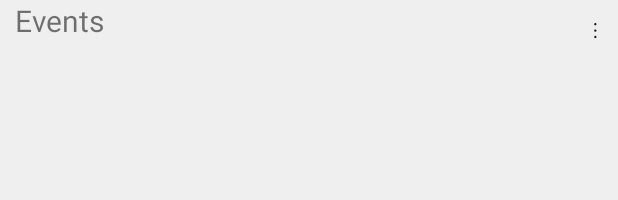
After one commit to mdg-iitr/cognizance19, an Android app: the layout reg_events_tab_list.xml on its own in the app's theme, with its tools: preview values and no code run, on a phone screen of 412 x 824 dp. The commit adds this screen. Shown: the top 200 px of the screen. Run offline under Robolectric (Android 15) with nearby library versions, the phone set to English and light mode, and no system bars.

Commit message:
Add My_Profile RegEventFragment

```diff
--- /dev/null
+++ b/app/src/main/res/layout/reg_events_tab_list.xml
@@ -0,0 +1,32 @@
+<?xml version="1.0" encoding="utf-8"?>
+<LinearLayout xmlns:android="http://schemas.android.com/apk/res/android"
+    xmlns:app="http://schemas.android.com/apk/res-auto"
+    xmlns:tools="http://schemas.android.com/tools"
+    android:layout_width="match_parent"
+    android:layout_height="match_parent"
+    android:orientation="horizontal"
+    android:background="@drawable/bg_gray"
+    android:layout_alignParentStart="true">
+
+    <TextView
+        android:layout_width="0dp"
+        android:layout_height="40dp"
+        android:layout_gravity="start"
+        android:layout_marginStart="10dp"
+        android:layout_marginTop="20dp"
+        android:id="@+id/reg_events_tab_RV_text"
+        android:layout_marginBottom="10dp"
+        android:layout_weight="1"
+        android:text="@string/events"
+        android:textAlignment="viewStart"
+        android:textSize="20sp" />
+
+    <Button
+        android:id="@+id/reg_events_tab_RV_button"
+        android:layout_width="30dp"
+        android:layout_height="40dp"
+        android:layout_gravity="end"
+        android:background="@drawable/bg_gray"
+        android:text="@string/vertical_ellipsis" />
+
+</LinearLayout>
--- a/app/src/main/res/values/strings.xml
+++ b/app/src/main/res/values/strings.xml
@@ -60,8 +60,11 @@
     <string name="dummy_data">Lorem ipsum dolor sit amet, consectetur adipiscing elit, sed do eiusmod tempor incididunt ut labore et dolore magna aliqua.</string>
     <string name="registration_procedure">Registration Procedure</string>
     <string name="rules">Rules</string>
+    <string name="unregister">Unregister</string>
+    <string name="manage_team">Manage Team</string>
     <string name="problem_statement">Problem Statement</string>
     <string name="contact_details">Contact Details</string>
+    <string name="vertical_ellipsis">&#8942;</string>
     <string-array name="Select_City">
         <item>Select City</item>
     </string-array>
```
Also changed, not shown: app/src/main/java/com/mdgiitr/karthik/cognizance19/adapters/RegEventsTabFragmentRVAdapter.java (added, +69 -0 lines), app/src/main/java/com/mdgiitr/karthik/cognizance19/models/RegEventsModel.java (added, +15 -0 lines), app/src/main/java/com/mdgiitr/karthik/cognizance19/view/RegEventsTabFragment.java (+69 -2 lines), app/src/main/res/layout/reg_events_tab_fragment.xml (+12 -5 lines), app/src/main/res/menu/my_profile_events_menu.xml (added, +11 -0 lines).
